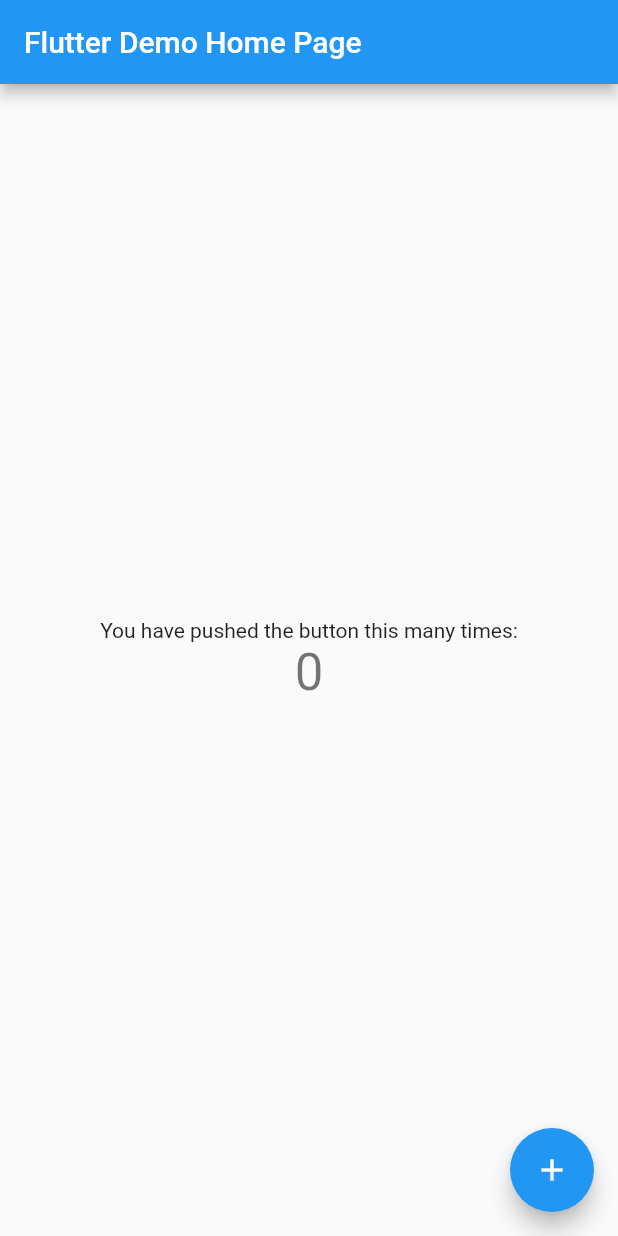
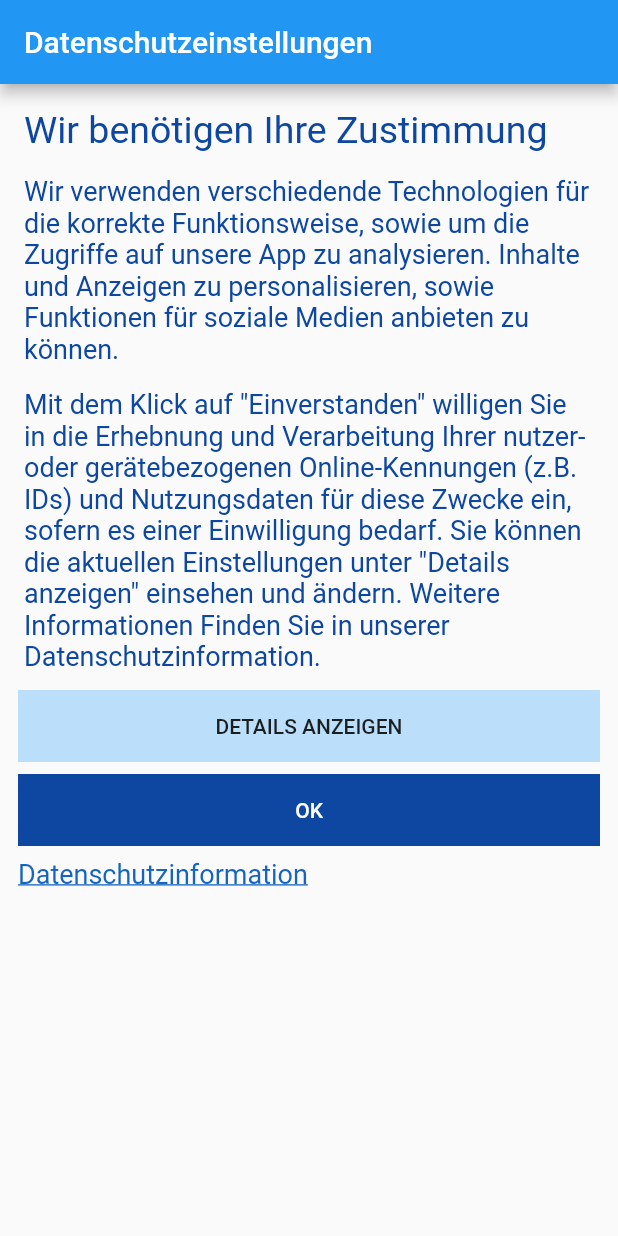
Before and after one commit to drmilde/flutter_ui_analyse_app, a Flutter app: the screen it shows after launch, on a phone screen of 412 x 824 dp. Run offline on Flutter 3.47's test engine with Material 2 defaults, Android fonts, the phone set to English and light mode, and no system bars.

Commit message:
fertig ... naja ... keinen bock mehr :)

```diff
--- a/lib/main.dart
+++ b/lib/main.dart
@@ -1,4 +1,5 @@
 import 'package:flutter/material.dart';
+import 'package:flutter_ui_analyse_app/screens/datenschutz_screen.dart';
 
 void main() => runApp(MyApp());
 
@@ -9,103 +10,9 @@ class MyApp extends StatelessWidget {
     return MaterialApp(
       title: 'Flutter Demo',
       theme: ThemeData(
-        // This is the theme of your application.
-        //
-        // Try running your application with "flutter run". You'll see the
-        // application has a blue toolbar. Then, without quitting the app, try
-        // changing the primarySwatch below to Colors.green and then invoke
-        // "hot reload" (press "r" in the console where you ran "flutter run",
-        // or simply save your changes to "hot reload" in a Flutter IDE).
-        // Notice that the counter didn't reset back to zero; the application
-        // is not restarted.
         primarySwatch: Colors.blue,
       ),
-      home: MyHomePage(title: 'Flutter Demo Home Page'),
+      home: DatenschutzScreen(),
     );
   }
 }
-
-class MyHomePage extends StatefulWidget {
-  MyHomePage({Key key, this.title}) : super(key: key);
-
-  // This widget is the home page of your application. It is stateful, meaning
-  // that it has a State object (defined below) that contains fields that affect
-  // how it looks.
-
-  // This class is the configuration for the state. It holds the values (in this
-  // case the title) provided by the parent (in this case the App widget) and
-  // used by the build method of the State. Fields in a Widget subclass are
-  // always marked "final".
-
-  final String title;
-
-  @override
-  _MyHomePageState createState() => _MyHomePageState();
-}
-
-class _MyHomePageState extends State<MyHomePage> {
-  int _counter = 0;
-
-  void _incrementCounter() {
-    setState(() {
-      // This call to setState tells the Flutter framework that something has
-      // changed in this State, which causes it to rerun the build method below
-      // so that the display can reflect the updated values. If we changed
-      // _counter without calling setState(), then the build method would not be
-      // called again, and so nothing would appear to happen.
-      _counter++;
-    });
-  }
-
-  @override
-  Widget build(BuildContext context) {
-    // This method is rerun every time setState is called, for instance as done
-    // by the _incrementCounter method above.
-    //
-    // The Flutter framework has been optimized to make rerunning build methods
-    // fast, so that you can just rebuild anything that needs updating rather
-    // than having to individually change instances of widgets.
-    return Scaffold(
-      appBar: AppBar(
-        // Here we take the value from the MyHomePage object that was created by
-        // the App.build method, and use it to set our appbar title.
-        title: Text(widget.title),
-      ),
-      body: Center(
-        // Center is a layout widget. It takes a single child and positions it
-        // in the middle of the parent.
-        child: Column(
-          // Column is also a layout widget. It takes a list of children and
-          // arranges them vertically. By default, it sizes itself to fit its
-          // children horizontally, and tries to be as tall as its parent.
-          //
-          // Invoke "debug painting" (press "p" in the console, choose the
-          // "Toggle Debug Paint" action from the Flutter Inspector in Android
-          // Studio, or the "Toggle Debug Paint" command in Visual Studio Code)
-          // to see the wireframe for each widget.
-          //
-          // Column has various properties to control how it sizes itself and
-          // how it positions its children. Here we use mainAxisAlignment to
-          // center the children vertically; the main axis here is the vertical
-          // axis because Columns are vertical (the cross axis would be
-          // horizontal).
-          mainAxisAlignment: MainAxisAlignment.center,
-          children: <Widget>[
-            Text(
-              'You have pushed the button this many times:',
-            ),
-            Text(
-              '$_counter',
-              style: Theme.of(context).textTheme.display1,
-            ),
-          ],
-        ),
-      ),
-      floatingActionButton: FloatingActionButton(
-        onPressed: _incrementCounter,
-        tooltip: 'Increment',
-        child: Icon(Icons.add),
-      ), // This trailing comma makes auto-formatting nicer for build methods.
-    );
-  }
-}
--- /dev/null
+++ b/lib/screens/datenschutz_screen.dart
@@ -0,0 +1,110 @@
+import 'package:flutter/material.dart';
+
+class DatenschutzScreen extends StatefulWidget {
+  @override
+  _DatenschutzScreenState createState() => _DatenschutzScreenState();
+}
+
+class _DatenschutzScreenState extends State<DatenschutzScreen> {
+  var farbe1 = Colors.blue[200];
+  var farbe2 = Colors.blue[500];
+  var farbe3 = Colors.blue[700];
+
+  @override
+  Widget build(BuildContext context) {
+    return Scaffold(
+      appBar: AppBar(
+        title: Text("Datenschutzeinstellungen"),
+      ),
+      body: Padding(
+        padding: const EdgeInsets.all(8.0),
+        child: Column(
+          crossAxisAlignment: CrossAxisAlignment.start,
+          children: <Widget>[
+            Padding(
+              padding: const EdgeInsets.all(8.0),
+              child: Text(
+                "Wir benötigen Ihre Zustimmung",
+                style: TextStyle(
+                  fontSize: 25,
+                  color: Colors.blue[900],
+                ),
+              ),
+            ),
+            Padding(
+              padding: const EdgeInsets.all(8.0),
+              child: Text(
+                "Wir verwenden verschiedende Technologien"
+                " für die korrekte Funktionsweise, sowie"
+                " um die Zugriffe auf unsere App zu"
+                " analysieren. Inhalte und Anzeigen zu"
+                " personalisieren, sowie Funktionen für"
+                " soziale Medien anbieten zu können.",
+                style: TextStyle(
+                  fontSize: 18,
+                  color: Colors.blue[900],
+                ),
+              ),
+            ),
+            Padding(
+              padding: const EdgeInsets.all(8.0),
+              child: Text(
+                "Mit dem Klick auf \"Einverstanden\""
+                " willigen Sie in die Erhebnung und"
+                " Verarbeitung Ihrer nutzer- oder"
+                " gerätebezogenen Online-Kennungen"
+                " (z.B. IDs) und Nutzungsdaten für"
+                " diese Zwecke ein,"
+                " sofern es einer Einwilligung bedarf."
+                " Sie können die aktuellen Einstellungen unter"
+                " \"Details anzeigen\" einsehen und ändern."
+                " Weitere Informationen Finden Sie"
+                " in unserer Datenschutzinformation.",
+                style: TextStyle(
+                  fontSize: 18,
+                  color: Colors.blue[900],
+                ),
+              ),
+            ),
+            Padding(
+              padding: const EdgeInsets.all(4.0),
+              child: Container(
+                width: double.infinity,
+                color: Colors.blue[100],
+                child: FlatButton(
+                  onPressed: () {},
+                  child: Text("DETAILS ANZEIGEN"),
+                ),
+              ),
+            ),
+            Padding(
+              padding: const EdgeInsets.all(4.0),
+              child: Container(
+                width: double.infinity,
+                color: Colors.blue[900],
+                child: FlatButton(
+                  onPressed: () {},
+                  child: Text("OK",
+                      style: TextStyle(
+                        color: Colors.white,
+                      )),
+                ),
+              ),
+            ),
+            Padding(
+              padding: const EdgeInsets.all(4.0),
+              child: Text(
+                "Datenschutzinformation",
+                style: TextStyle(
+                  fontSize: 18,
+                  decoration: TextDecoration.underline,
+                  color: Colors.blue[800],
+                ),
+              ),
+            ),
+          ],
+        ),
+      ),
+    );
+  }
+}
```
